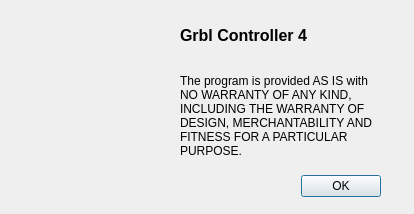
Old version of the form about.ui in the repository zapmaker/GrblHoming.
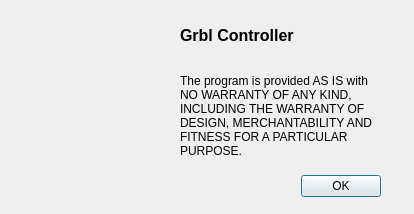
New version of the form. Icons and pictures are not drawn.

Diff of the .ui file:
```diff
--- a/about.ui
+++ b/about.ui
@@ -81,7 +81,7 @@
     </font>
    </property>
    <property name="text">
-    <string>Grbl Controller 4</string>
+    <string>Grbl Controller</string>
    </property>
   </widget>
   <widget class="QLabel" name="label_2">
```
